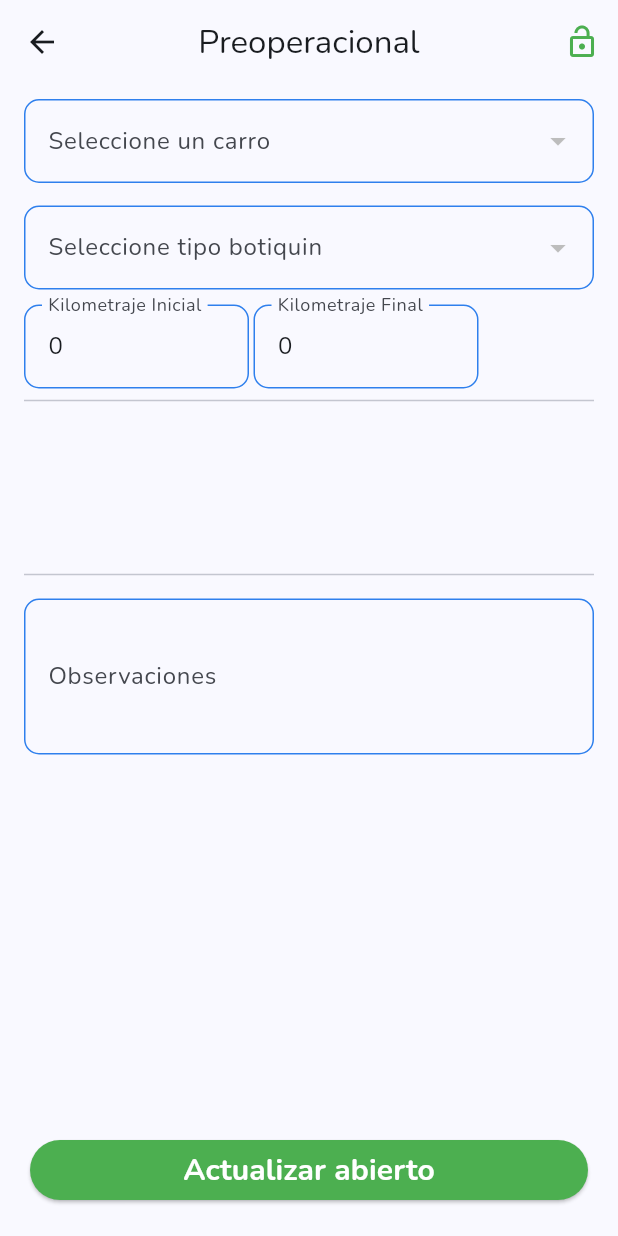
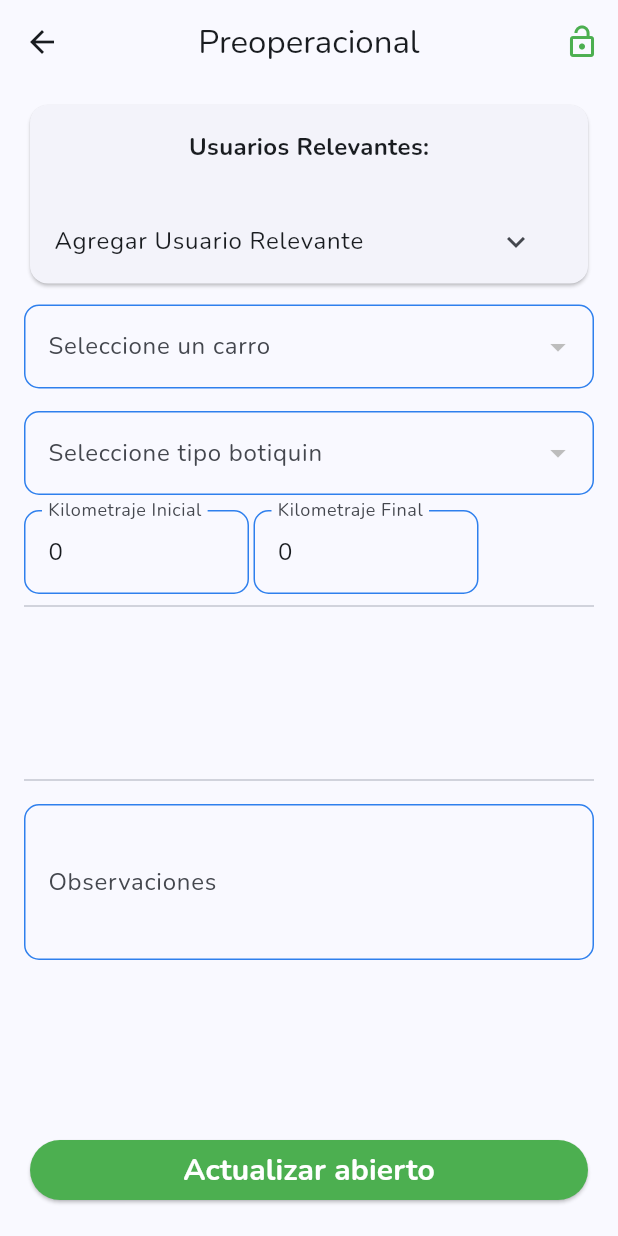
Before and after one commit to sxntiagoad/Eva-4.0, a Flutter app: the PreoperacionalScreen screen opened directly with empty values, on a phone screen of 412 x 824 dp. Run offline on Flutter 3.47's test engine with Material 3 defaults, Android fonts, the phone set to English and light mode, and no system bars; our stand-ins replace cloud_firestore, dio, firebase_auth, firebase_core, firebase_storage, flutter_riverpod and 6 more; missing offline and left inert: flutter_file_downloader, universal_html; accounts and stored records are empty; network calls fail.

Commit message:
Usuarios relevantes agregados

```diff
--- a/lib/models/preoperacional.dart
+++ b/lib/models/preoperacional.dart
@@ -11,12 +11,13 @@ class Preoperacional {
   final bool isOpen;
   final String typeKit;
   final String userId;
-  final String observaciones; // Nuevo campo de observaciones
+  final String observaciones;
   final String fechaInit;
   final String fechaFinal;
   final int kilometrajeInit;
   final int kilometrajeFinal;
-  final Map<String, String> modifiedBy; // Nuevo campo
+  final Map<String, String> modifiedBy;
+  final List<String> relevantes;
 
   Preoperacional({
     this.docId = '',
@@ -30,8 +31,9 @@ class Preoperacional {
     required this.fechaFinal,
     required this.userId,
     this.kilometrajeFinal = 0,
-    this.observaciones = '', // Inicialización del campo
-    this.modifiedBy = const {}, // Inicialización del nuevo campo
+    this.observaciones = '',
+    this.modifiedBy = const {},
+    this.relevantes = const [],
   });
 
   Preoperacional copyWith({
@@ -41,13 +43,14 @@ class Preoperacional {
     bool? isOpen,
     String? typeKit,
     String? docId,
-    String? observaciones, // Para modificar las observaciones
+    String? observaciones,
     int? kilometrajeInit,
     int? kilometrajeFinal,
     String? fechaInit,
     String? fechaFinal,
     String? userId,
     Map<String, String>? modifiedBy,
+    List<String>? relevantes,
   }) {
     return Preoperacional(
       carId: carId ?? this.carId,
@@ -56,14 +59,14 @@ class Preoperacional {
       isOpen: isOpen ?? this.isOpen,
       typeKit: typeKit ?? this.typeKit,
       docId: docId ?? this.docId,
-      observaciones:
-          observaciones ?? this.observaciones, // Actualizar las observaciones
+      observaciones: observaciones ?? this.observaciones,
       kilometrajeInit: kilometrajeInit ?? this.kilometrajeInit,
       kilometrajeFinal: kilometrajeFinal ?? this.kilometrajeFinal,
       fechaInit: fechaInit ?? this.fechaInit,
       fechaFinal: fechaFinal ?? this.fechaFinal,
       userId: userId ?? this.userId,
       modifiedBy: modifiedBy ?? this.modifiedBy,
+      relevantes: relevantes ?? this.relevantes,
     );
   }
 
@@ -85,12 +88,13 @@ class Preoperacional {
       'isOpen': isOpen,
       'typeKit': typeKit,
       'userId': userId,
-      'observaciones': observaciones, // Incluir en el mapa
+      'observaciones': observaciones,
       'kilometrajeInit': kilometrajeInit,
       'kilometrajeFinal': kilometrajeFinal,
       'fechaInit': fechaInit,
       'fechaFinal': fechaFinal,
-      'modifiedBy': modifiedBy, // Incluir en el mapa
+      'modifiedBy': modifiedBy,
+      'relevantes': relevantes,
     };
   }
 
@@ -108,13 +112,14 @@ class Preoperacional {
       ),
       isOpen: map['isOpen'] ?? false,
       typeKit: map['typeKit'] ?? '',
-      observaciones: map['observaciones'] ?? '', // Cargar las observaciones
+      observaciones: map['observaciones'] ?? '',
       kilometrajeInit: map['kilometrajeInit']?.toInt() ?? 0,
       kilometrajeFinal: map['kilometrajeFinal']?.toInt() ?? 0,
       fechaInit: map['fechaInit'] ?? '',
       fechaFinal: map['fechaFinal'] ?? '',
       userId: map['userId'] ?? '',
       modifiedBy: Map<String, String>.from(map['modifiedBy'] ?? {}),
+      relevantes: List<String>.from(map['relevantes'] ?? []),
     );
   }
 
@@ -144,7 +149,8 @@ class Preoperacional {
         other.kilometrajeFinal == kilometrajeFinal &&
         other.fechaInit == fechaInit &&
         other.fechaFinal == fechaFinal &&
-        other.modifiedBy == modifiedBy;
+        other.modifiedBy == modifiedBy &&
+        other.relevantes == relevantes;
   }
 
   @override
@@ -160,6 +166,7 @@ class Preoperacional {
         kilometrajeFinal.hashCode ^
         fechaInit.hashCode ^
         fechaFinal.hashCode ^
-        modifiedBy.hashCode;
+        modifiedBy.hashCode ^
+        relevantes.hashCode;
   }
 }
--- a/lib/presentation/preoperacional/screens/preoperacional_screen.dart
+++ b/lib/presentation/preoperacional/screens/preoperacional_screen.dart
@@ -2,8 +2,10 @@ import 'package:eva/presentation/preoperacional/widgets/inspeccion_db/list_categ
 import 'package:eva/presentation/preoperacional/widgets/kilometraje_db.dart';
 import 'package:eva/presentation/preoperacional/widgets/observaciones_db.dart';
 import 'package:eva/presentation/preoperacional/widgets/uptate_preoperacional.dart';
+import 'package:eva/presentation/preoperacional/widgets/user_search_widget.dart';
 import 'package:eva/providers/is_open.dart';
 import 'package:eva/providers/preoperacionales_provider.dart';
+import 'package:eva/providers/users_provider.dart';
 import 'package:flutter/material.dart';
 import 'package:flutter_riverpod/flutter_riverpod.dart';
 
@@ -28,10 +30,27 @@ class PreoperacionalScreen extends ConsumerStatefulWidget {
 
 class _PreoperacionalScreenState extends ConsumerState<PreoperacionalScreen> {
   bool _isSaving = false;
+  List<Map<String, dynamic>> _usuariosSeleccionados = [];
 
   void setSaving(bool value) {
     setState(() {
       _isSaving = value;
+    });
+  }
+
+  void _filtrarUsuarios(String query) {
+    ref.read(userFilteredProvider.notifier).filterUsers(query);
+  }
+
+  void _agregarUsuario(Map<String, dynamic> usuario) {
+    setState(() {
+      _usuariosSeleccionados.add(usuario);
+    });
+  }
+
+  void _eliminarUsuario(Map<String, dynamic> usuario) {
+    setState(() {
+      _usuariosSeleccionados.remove(usuario);
     });
   }
 
@@ -49,6 +68,7 @@ class _PreoperacionalScreenState extends ConsumerState<PreoperacionalScreen> {
   @override
   Widget build(BuildContext context) {
     final isOpen = ref.watch(isOpenProvider);
+    final usuariosFiltrados = ref.watch(userFilteredProvider);
 
     return PopScope(
       canPop: !_isSaving,
@@ -101,7 +121,7 @@ class _PreoperacionalScreenState extends ConsumerState<PreoperacionalScreen> {
                           Icons.lock_outline_rounded,
                           color: Colors.red,
                         ),
-                )
+                ),
               ],
             ),
             body: Column(
@@ -113,6 +133,8 @@ class _PreoperacionalScreenState extends ConsumerState<PreoperacionalScreen> {
                       padding: const EdgeInsets.symmetric(horizontal: 16),
                       child: ListView(
                         children: const [
+                          SizedBox(height: 10),
+                          UserSearchWidget(),
                           SizedBox(height: 10),
                           CarPlateDb(),
                           SizedBox(height: 15),
--- /dev/null
+++ b/lib/presentation/preoperacional/widgets/user_search_widget.dart
@@ -0,0 +1,156 @@
+import 'package:cloud_firestore/cloud_firestore.dart';
+import 'package:flutter/material.dart';
+import 'package:flutter_riverpod/flutter_riverpod.dart';
+import '../../../providers/users_provider.dart';
+import '../../../providers/preoperacional_db_provider.dart';
+
+class UserSearchWidget extends ConsumerStatefulWidget {
+  const UserSearchWidget({super.key});
+
+  @override
+  ConsumerState<UserSearchWidget> createState() => _UserSearchWidgetState();
+}
+
+class _UserSearchWidgetState extends ConsumerState<UserSearchWidget> {
+  final TextEditingController _searchController = TextEditingController();
+  bool _isExpanded = false;
+
+  void _filtrarUsuarios(String query) {
+    ref.read(userFilteredProvider.notifier).filterUsers(query);
+  }
+
+  @override
+  void dispose() {
+    _searchController.dispose();
+    super.dispose();
+  }
+
+  @override
+  Widget build(BuildContext context) {
+    final usuariosFiltrados = ref.watch(userFilteredProvider);
+    final usuariosRelevantes = ref.watch(relevantUsersProvider);
+    final preoperacional = ref.watch(preoperacionalDbProvider);
+
+    return Card(
+      child: Column(
+        children: [
+          Padding(
+            padding: const EdgeInsets.all(16.0),
+            child: Column(
+              crossAxisAlignment: CrossAxisAlignment.start,
+              children: [
+                const Text(
+                  'Usuarios Relevantes:',
+                  style: TextStyle(
+                    fontWeight: FontWeight.bold,
+                    fontSize: 16,
+                  ),
+                ),
+                const SizedBox(height: 8),
+                Wrap(
+                  spacing: 8.0,
+                  runSpacing: 8.0,
+                  children: preoperacional.relevantes.map((usuarioUid) {
+                    final usuario = usuariosFiltrados.firstWhere(
+                      (u) => u['uid'] == usuarioUid,
+                      orElse: () => {'fullName': 'Usuario Desconocido'},
+                    );
+                    final nombreUsuario = usuario['fullName'] ?? 'Usuario Desconocido';
+
+                    return Chip(
+                      label: Text(nombreUsuario),
+                      deleteIcon: const Icon(Icons.close, size: 18),
+                      onDeleted: () {
+                        final nuevosRelevantes = List<String>.from(preoperacional.relevantes)
+                          ..remove(usuarioUid);
+                        ref
+                            .read(preoperacionalDbProvider.notifier)
+                            .updateRelevantes(nuevosRelevantes);
+
+                        ScaffoldMessenger.of(context).showSnackBar(
+                          SnackBar(
+                            content: Text('Usuario eliminado: $nombreUsuario'),
+                            duration: const Duration(seconds: 1),
+                          ),
+                        );
+                      },
+                    );
+                  }).toList(),
+                ),
+              ],
+            ),
+          ),
+          ListTile(
+            title: const Text('Agregar Usuario Relevante'),
+            trailing: IconButton(
+              icon: Icon(_isExpanded ? Icons.expand_less : Icons.expand_more),
+              onPressed: () {
+                setState(() {
+                  _isExpanded = !_isExpanded;
+                  if (!_isExpanded) {
+                    _searchController.clear();
+                    _filtrarUsuarios('');
+                  }
+                });
+              },
+            ),
+          ),
+          if (_isExpanded) ...[
+            Padding(
+              padding: const EdgeInsets.symmetric(horizontal: 16.0),
+              child: TextField(
+                controller: _searchController,
+                onChanged: _filtrarUsuarios,
+                decoration: InputDecoration(
+                  hintText: 'Buscar usuario...',
+                  prefixIcon: const Icon(Icons.search),
+                  border: OutlineInputBorder(
+                    borderRadius: BorderRadius.circular(12),
+                  ),
+                ),
+              ),
+            ),
+            const SizedBox(height: 8),
+            SizedBox(
+              height: 200,
+              child: ListView.builder(
+                itemCount: usuariosFiltrados.length,
+                itemBuilder: (context, index) {
+                  final usuario = usuariosFiltrados[index];
+                  final fullName = usuario['fullName'] ?? 'Nombre desconocido';
+                  final bool yaSeleccionado =
+                      preoperacional.relevantes.contains(usuario['uid']);
+
+                  return ListTile(
+                    title: Text(fullName),
+                    trailing: yaSeleccionado
+                        ? const Icon(Icons.check_circle, color: Colors.green)
+                        : const Icon(Icons.add_circle_outline),
+                    onTap: () async {
+                      if (!yaSeleccionado) {
+                        final uid = usuario['uid'] ?? '';
+                        final nuevosRelevantes = List<String>.from(preoperacional.relevantes)
+                          ..add(uid);
+
+                        ref
+                            .read(preoperacionalDbProvider.notifier)
+                            .updateRelevantes(nuevosRelevantes);
+
+                        ScaffoldMessenger.of(context).showSnackBar(
+                          SnackBar(
+                            content: Text('Usuario agregado: $fullName'),
+                            duration: const Duration(seconds: 1),
+                          ),
+                        );
+                      }
+                    },
+                  );
+                },
+              ),
+            ),
+          ],
+        ],
+      ),
+    );
+  }
+}
--- a/lib/providers/preoperacional_db_provider.dart
+++ b/lib/providers/preoperacional_db_provider.dart
@@ -1,6 +1,7 @@
 import 'package:eva/models/format_inspecciones.dart';
 import 'package:flutter_riverpod/flutter_riverpod.dart';
 import 'package:firebase_auth/firebase_auth.dart'; // Añade esta importación
+import 'package:cloud_firestore/cloud_firestore.dart';
 
 import '../models/preoperacional.dart';
 import '../models/week.dart';
@@ -20,6 +21,7 @@ class PreoperacionalDbNotifier extends StateNotifier<Preoperacional> {
           fechaFinal: '',
           userId: FirebaseAuth.instance.currentUser?.uid ?? '',
           modifiedBy: {},
+          relevantes: [],
         ));
 
   // Actualiza el carId
@@ -84,6 +86,28 @@ class PreoperacionalDbNotifier extends StateNotifier<Preoperacional> {
     state = state.copyWith(fechaFinal: newFechaFinal);
   }
 
+  // Método para actualizar el campo 'relevantes'
+  void updateRelevantes(List<String> newRelevantes) {
+    state = state.copyWith(relevantes: newRelevantes);
+  }
+
+  // Future<void> _syncWithFirebase() async {
+  //   if (state.docId != null) {
+  //     try {
+  //       await FirebaseFirestore.instance
+  //           .collection('preoperacionales')
+  //           .doc(state.docId)
+  //           .update({
+  //         'relevantes': state.relevantes,
+  //       });
+  //       print('✅ Relevantes actualizados en Firebase');
+  //     } catch (e) {
+  //       print('❌ Error al actualizar relevantes en Firebase: $e');
+  //     }
+  //   } else {
+  //     print('❌ No se puede actualizar: docId es null');
+  //   }
+  // }
 
   void updateFechas(bool isOpen) {
     final now = _getCurrentDateAsString();
@@ -146,15 +170,26 @@ class PreoperacionalDbNotifier extends StateNotifier<Preoperacional> {
   // Reemplaza el preoperacional completo (incluyendo observaciones)
   void replacePreoperacional(Preoperacional newPreoperacional) {
     state = newPreoperacional.copyWith(
-      observaciones: newPreoperacional.observaciones, // Asegurar que se copien las observaciones
+      observaciones: newPreoperacional
+          .observaciones, // Asegurar que se copien las observaciones
       userId: state.userId, // Mantén el userId original
     );
+  }
+
+  // Método para añadir un UID al campo 'relevantes'
+  void addRelevante(String userId) {
+    final updatedRelevantes = List<String>.from(state.relevantes);
+    if (!updatedRelevantes.contains(userId)) {
+      updatedRelevantes.add(userId);
+      state = state.copyWith(relevantes: updatedRelevantes);
+    }
   }
 }
 
 // Proveedor de estado para Preoperacional
 final preoperacionalDbProvider =
-    StateNotifierProvider.autoDispose<PreoperacionalDbNotifier, Preoperacional>((ref) {
+    StateNotifierProvider.autoDispose<PreoperacionalDbNotifier, Preoperacional>(
+        (ref) {
   return PreoperacionalDbNotifier();
 });
 
```
Also changed, not shown: lib/providers/users_provider.dart (added, +71 -0 lines).
